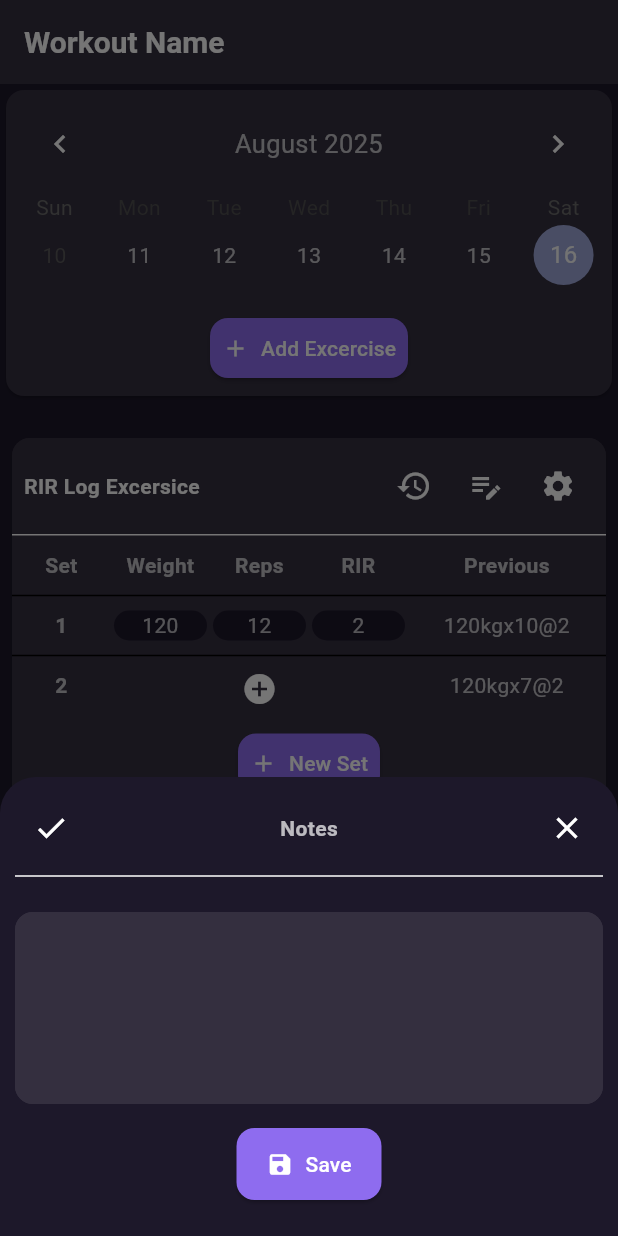
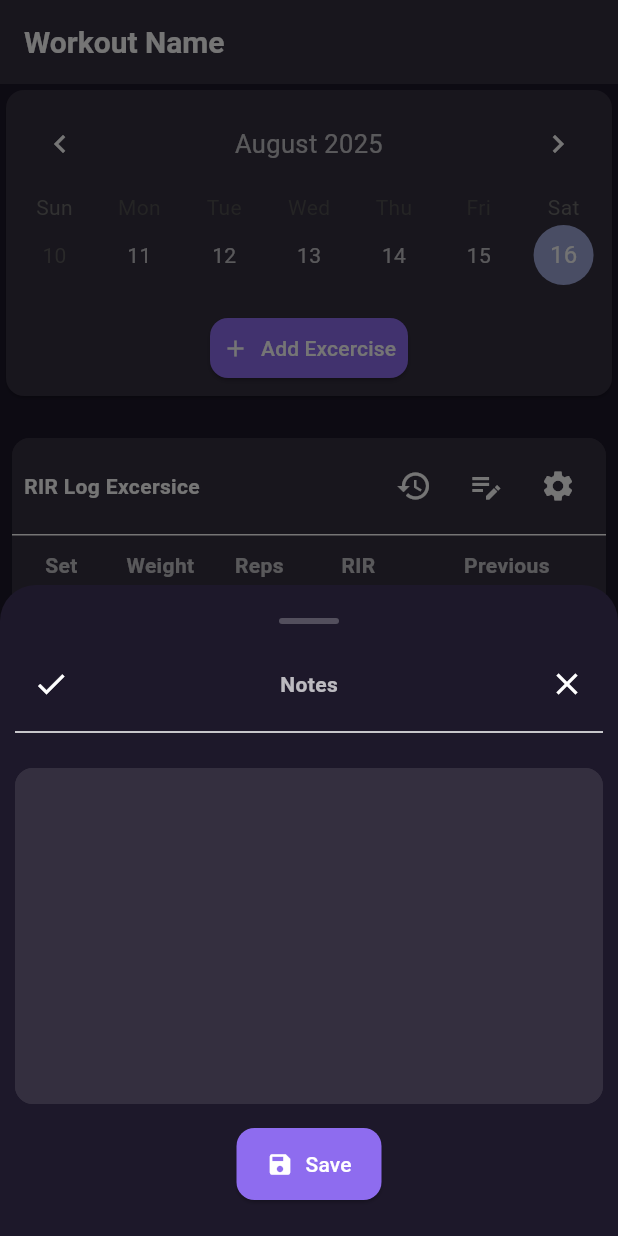
Before and after one commit to diegoZarateFer/gym-tracker-app, a Flutter app: the screen it shows after launch, after a tap on the "edit note" icon, on a phone screen of 412 x 824 dp. Run offline on Flutter 3.47's test engine with Material 3 defaults, Android fonts, the phone set to English and light mode, and no system bars; drawn by our look-alikes of table_calendar.

Commit message:
refactor<input>: Mejorando design de los bottom sheet.

```diff
--- /dev/null
+++ b/lib/screens/widgets/modal_bottom_handle.dart
@@ -0,0 +1,18 @@
+import 'package:flutter/material.dart';
+
+class ModalBottomHandle extends StatelessWidget {
+  const ModalBottomHandle({super.key});
+
+  @override
+  Widget build(BuildContext context) {
+    return Container(
+      margin: const EdgeInsets.only(top: 12, bottom: 16),
+      height: 4,
+      width: 40,
+      decoration: BoxDecoration(
+        color: Colors.white24,
+        borderRadius: BorderRadius.circular(2),
+      ),
+    );
+  }
+}
--- a/lib/screens/widgets/notes_dialog.dart
+++ b/lib/screens/widgets/notes_dialog.dart
@@ -1,4 +1,5 @@
 import 'package:flutter/material.dart';
+import 'package:gym_tracker_ui/screens/widgets/modal_bottom_handle.dart';
 
 class ExerciseNotes extends StatelessWidget {
   const ExerciseNotes({super.key});
@@ -13,6 +14,7 @@ class ExerciseNotes extends StatelessWidget {
           padding: EdgeInsets.fromLTRB(2, 2, 2, keyboardSpace + 16),
           child: Column(
             children: [
+              const ModalBottomHandle(),
               Row(
                 mainAxisAlignment: MainAxisAlignment.center,
                 children: [
@@ -49,7 +51,7 @@ class ExerciseNotes extends StatelessWidget {
               const TextField(
                 textAlignVertical: TextAlignVertical.center,
                 textAlign: TextAlign.start,
-                maxLines: 4,
+                maxLines: 8 ,
                 decoration: InputDecoration(
                   counterText: "",
                   border: OutlineInputBorder(),
--- a/lib/screens/widgets/register_regular_set_dialog.dart
+++ b/lib/screens/widgets/register_regular_set_dialog.dart
@@ -1,4 +1,5 @@
 import 'package:flutter/material.dart';
+import 'package:gym_tracker_ui/screens/widgets/modal_bottom_handle.dart';
 
 class RegisterRegularSet extends StatelessWidget {
   const RegisterRegularSet({super.key});
@@ -13,6 +14,7 @@ class RegisterRegularSet extends StatelessWidget {
           padding: EdgeInsets.fromLTRB(2, 2, 2, keyboardSpace + 16),
           child: Column(
             children: [
+              const ModalBottomHandle(),
               Row(
                 mainAxisAlignment: MainAxisAlignment.center,
                 children: [
--- a/lib/screens/widgets/register_rir_set_dialog.dart
+++ b/lib/screens/widgets/register_rir_set_dialog.dart
@@ -1,4 +1,5 @@
 import 'package:flutter/material.dart';
+import 'package:gym_tracker_ui/screens/widgets/modal_bottom_handle.dart';
 
 class RegisterRIRSet extends StatelessWidget {
   const RegisterRIRSet({super.key});
@@ -13,6 +14,7 @@ class RegisterRIRSet extends StatelessWidget {
           padding: EdgeInsets.fromLTRB(2, 2, 2, keyboardSpace + 16),
           child: Column(
             children: [
+             const ModalBottomHandle(),
               Row(
                 mainAxisAlignment: MainAxisAlignment.center,
                 children: [
--- a/lib/screens/widgets/register_rpe_set_dialog.dart
+++ b/lib/screens/widgets/register_rpe_set_dialog.dart
@@ -1,4 +1,5 @@
 import 'package:flutter/material.dart';
+import 'package:gym_tracker_ui/screens/widgets/modal_bottom_handle.dart';
 
 class RegisterRPESet extends StatefulWidget {
   const RegisterRPESet({super.key});
@@ -26,6 +27,8 @@ class _RegisterRPESetState extends State<RegisterRPESet> {
           padding: EdgeInsets.fromLTRB(2, 2, 2, keyboardSpace + 16),
           child: Column(
             children: [
+             const ModalBottomHandle(),
+
               Row(
                 mainAxisAlignment: MainAxisAlignment.center,
                 children: [
```
